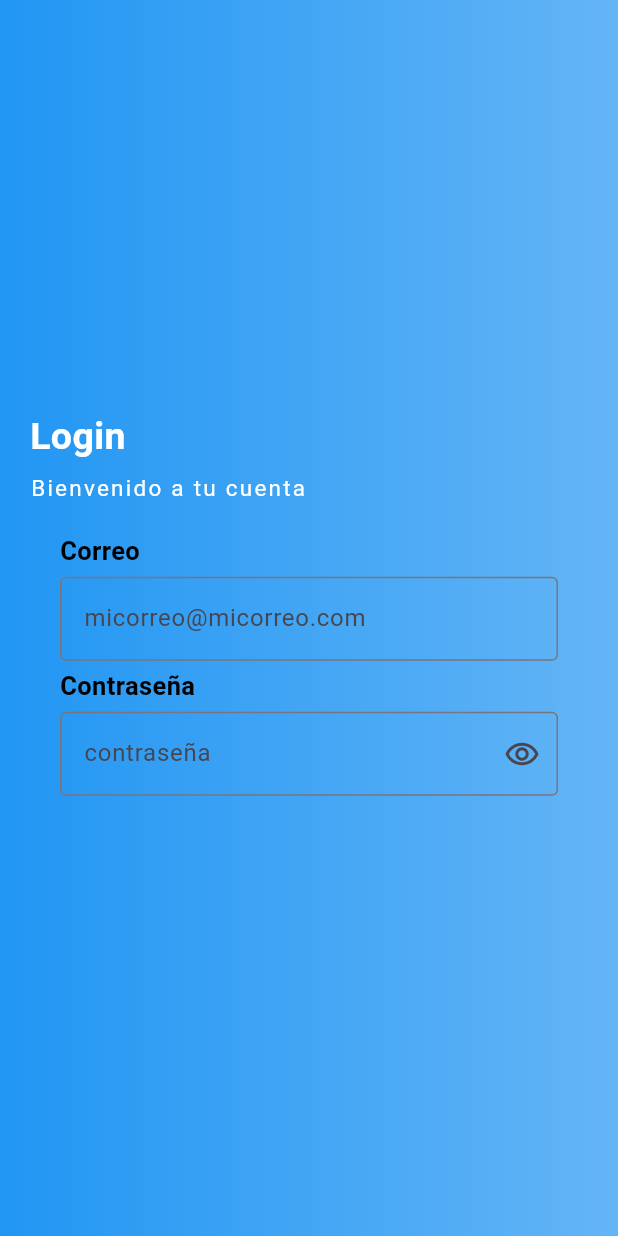
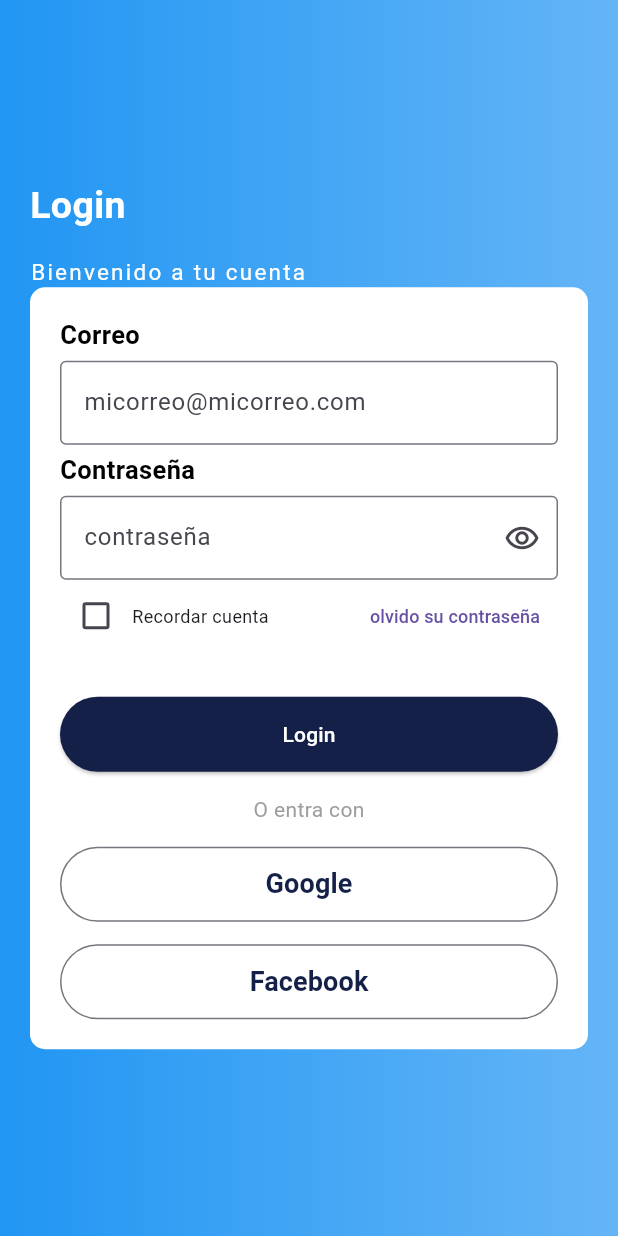
Before and after one commit to JuanitaRubi/contadorflutter, a Flutter app: the screen it shows after launch, on a phone screen of 412 x 824 dp. Run offline on Flutter 3.47's test engine with Material 3 defaults, Android fonts, the phone set to English and light mode, and no system bars.

```diff
--- a/lib/main.dart
+++ b/lib/main.dart
@@ -13,6 +13,7 @@ class MyApp extends StatelessWidget {
  @override
   Widget build(BuildContext context) {
   return const MaterialApp(
+    debugShowCheckedModeBanner: false,
       title: 'Material App',
       home: LoginPage(),
 
--- a/lib/pages/login_page.dart
+++ b/lib/pages/login_page.dart
@@ -61,7 +61,7 @@ class _ContenidoState extends State<Contenido> {
             fontSize: 25,
             ),
           ),
-          SizedBox(height: 5,),
+          SizedBox(height: 15,),
           Text('Bienvenido a tu cuenta',
             style: TextStyle(color:Colors.white,
             fontSize: 15,
@@ -69,6 +69,9 @@ class _ContenidoState extends State<Contenido> {
             ),
           ),
           Datos(),
+          //Remember(),
+          SizedBox(height:5),
+
         ],
       ),
     );
@@ -83,10 +86,16 @@ class Datos extends StatefulWidget {
 }
 
 class _DatosState extends State<Datos> {
+  bool showPass=true;
+
   @override
   Widget build(BuildContext context) {
     return Container(
       padding: const EdgeInsets.all(20),
+      decoration:BoxDecoration(
+        borderRadius:BorderRadius.circular(10),
+        color:Colors.white,
+        ),
       child: Column(
         crossAxisAlignment: CrossAxisAlignment.start,
         children: [
@@ -113,18 +122,132 @@ class _DatosState extends State<Datos> {
           ),
           const SizedBox(height: 5),
         TextFormField(
-          obscureText: true,
+          obscureText: showPass,
           decoration: InputDecoration(
             border: const OutlineInputBorder(),
             hintText: 'contraseña',
             suffixIcon: IconButton(
               icon: const Icon(Icons.remove_red_eye_outlined),
-              onPressed: ()=>{},
+              onPressed: ()=>{
+                setState((){
+                  showPass==true ? showPass = false : showPass= true;
+                })
+              },
             ),
           ),
-        )
+        ),
+        const Remember(),
+        const SizedBox(height: 30,),
+        const Botones(),
         ],
       ),
     );
   }
 }
+
+class Remember extends StatefulWidget {
+  const Remember({super.key});
+
+  @override
+  State<Remember> createState() => _RememberState();
+}
+
+class _RememberState extends State<Remember> {
+  bool checked =false;
+  @override
+  Widget build(BuildContext context) {
+    return Row(
+      children: [
+        Checkbox(
+          value: checked,
+          onChanged: (value) => {
+            setState(() =>
+              checked==false ? checked=true : checked=false
+            ),
+          },
+        ),
+      const Text('Recordar cuenta', style: TextStyle(fontSize: 12,),),
+
+      const Spacer(),
+      TextButton(
+        onPressed: ()=>{},
+        child: const Text('olvido su contraseña', style: TextStyle(fontSize: 12,),),
+      ),
+      ],
+    );
+  }
+}
+
+class Botones extends StatefulWidget {
+  const Botones({super.key});
+
+  @override
+  State<Botones> createState() => _BotonesState();
+}
+
+class _BotonesState extends State<Botones> {
+  @override
+  Widget build(BuildContext context) {
+    return Column(
+      children: [
+        SizedBox(
+          width: double.infinity,
+          height: 50,
+          child: ElevatedButton(
+            onPressed: ()=>{},
+            style: ButtonStyle(
+              backgroundColor: MaterialStateProperty.all<Color>(const Color(0xff142047)),
+            ),
+            child: const Text('Login',
+             style: TextStyle(color:Colors.white),
+            ),
+          ),
+        ),
+       const SizedBox(
+        height:15,
+       width: double.infinity,
+       ),
+       const Text('O entra con',
+       style: TextStyle(color: Colors.grey,),
+       ),
+      const SizedBox(
+        height: 15,
+        width: double.infinity,
+      ),
+      SizedBox(
+        height: 50,
+        width: double.infinity,
+        child: OutlinedButton(
+          onPressed: () => {},
+          child: const Text('Google',
+          style: TextStyle(color:Color(0xff142047),
+          fontWeight: FontWeight.bold,
+          fontSize: 18,)
+          ,)
+          ,),
+      ),
+
+            const SizedBox(
+        height: 15,
+        width: double.infinity,
+      ),
+      SizedBox(
+        height: 50,
+        width: double.infinity,
+
+        child: OutlinedButton(
+          onPressed: () => {},
+          child: const Text('Facebook',
+          style: TextStyle(color:Color(0xff142047),
+          fontWeight: FontWeight.bold,
+          fontSize: 18,)
+          ,)
+          ,),
+      ),
+
+      ],
+    );
+  }
+}
+
+//se termina haciendo el privacy Policy
```
